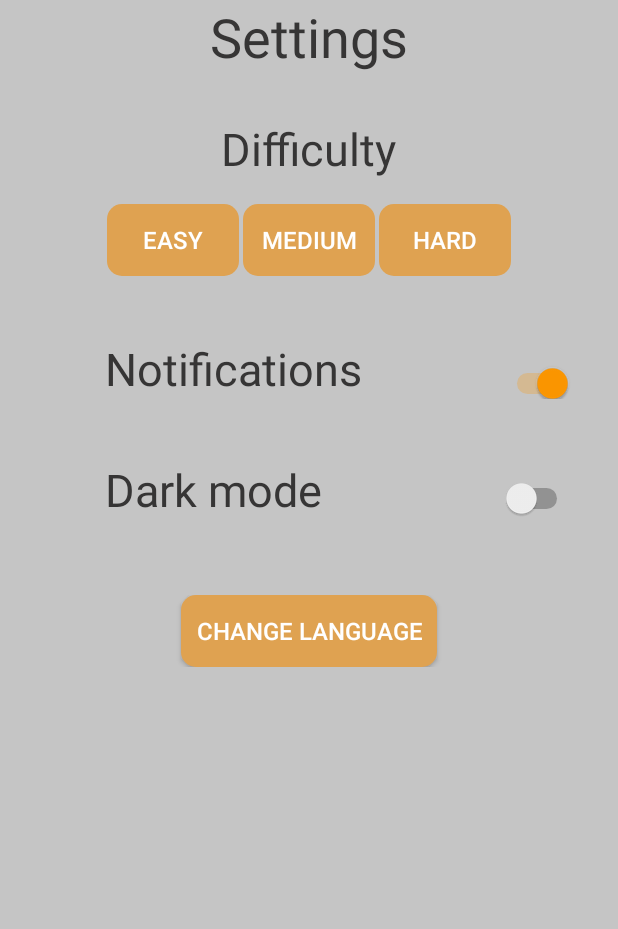
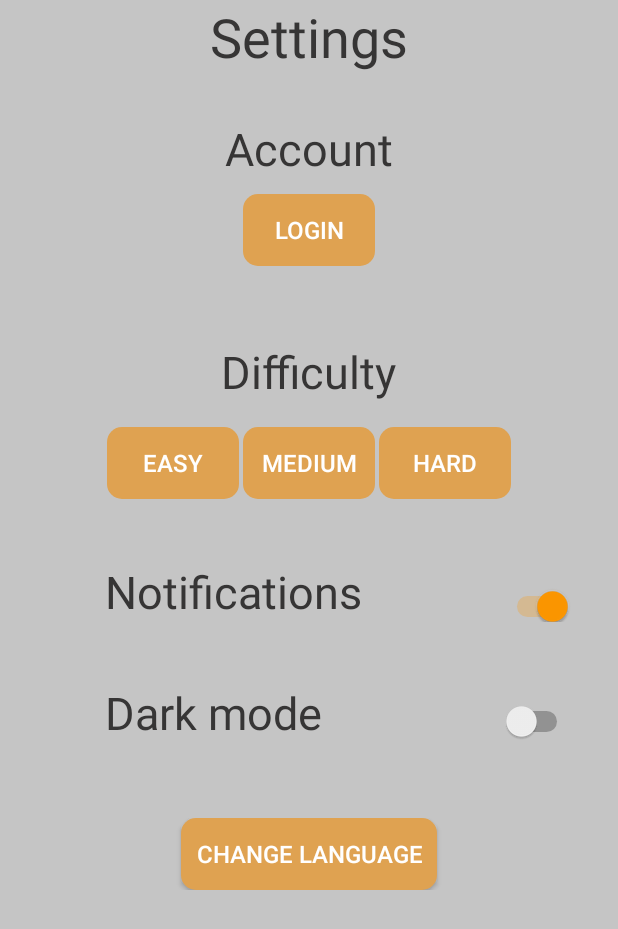
Before and after one commit to Stensel8/Half-a-Minute-IT-Madness-Android, an Android app: the screen it shows after launch (Settings), after a tap on "SETTINGS", on a phone screen of 412 x 824 dp. Shown: the top 929 px of the screen. Run offline under Robolectric (Android 15) with nearby library versions, the phone set to English and light mode, and no system bars.

Commit message:
session + login/signUp

```diff
--- a/app/src/main/java/com/assbinc/secondsGame/MainActivity.java
+++ b/app/src/main/java/com/assbinc/secondsGame/MainActivity.java
@@ -4,6 +4,7 @@ import androidx.appcompat.app.AppCompatActivity;
 
 import android.app.Activity;
 import android.app.AlertDialog;
+import android.content.Context;
 import android.content.Intent;
 import android.content.SharedPreferences;
 import android.content.res.Configuration;
@@ -19,7 +20,8 @@ public class MainActivity extends AppCompatActivity {
 
     SharedPref sharedPref;
     DatabaseHelper db;
-
+    SessionManager session;
+    String className;
     @Override
     protected void onCreate(Bundle savedInstanceState) {
 
@@ -27,12 +29,16 @@ public class MainActivity extends AppCompatActivity {
         sharedPref = new SharedPref(this);
         setTheme(sharedPref.loadNightMode()? R.style.darkTheme: R.style.lightTheme);
 
+        session = new SessionManager(this);
         super.onCreate(savedInstanceState);
         loadLocale();
         setContentView(R.layout.activity_main);
+        className = this.getClass().getName().replace("$",".").split("\\.")[3];
 
-        //we need to make the dialog show-up when the user is not connected yet
+        //dialog shows-up when the user is not connected yet
+        if (!session.checkLoggedIn()){
             showLoginDialog();
+        }
     }
 
     //shows the login dialog
@@ -59,8 +65,10 @@ public class MainActivity extends AppCompatActivity {
                     String pwd = etPassword.getText().toString().trim();
                     Boolean res = db.checkUser(username, pwd);
 
+//or
                     if(res){
                         Toast.makeText(MainActivity.this,getResources().getString(R.string.login_success), Toast.LENGTH_SHORT).show();
+                        session.createSession(username);
                         mDialog.dismiss();
                     }else{
                         Toast.makeText(MainActivity.this,getResources().getString(R.string.loginError), Toast.LENGTH_SHORT).show();
@@ -108,6 +116,7 @@ public class MainActivity extends AppCompatActivity {
                     String confirmPwd = etConfPassword.getText().toString().trim();
 
                     if(!(username.length() >= 15)){
+                        if (!db.checkMultipleUsername(username)){
                             if(pwd.equals(confirmPwd)){
                                 long val = db.addUser(username,pwd);
 
@@ -121,6 +130,10 @@ public class MainActivity extends AppCompatActivity {
                             }else{
                                 Toast.makeText(MainActivity.this,getResources().getString(R.string.same_pwd), Toast.LENGTH_LONG).show();
                             }
+                        }else {
+                            Toast.makeText(MainActivity.this,getResources().getString(R.string.username_exists), Toast.LENGTH_LONG).show();
+                        }
+
                     }else {
                         Toast.makeText(MainActivity.this, getResources().getString(R.string.username_too_long), Toast.LENGTH_LONG).show();
                     }
--- /dev/null
+++ b/app/src/main/java/com/assbinc/secondsGame/SessionManager.java
@@ -0,0 +1,44 @@
+package com.assbinc.secondsGame;
+
+import android.content.Context;
+import android.content.SharedPreferences;
+
+public class SessionManager {
+
+    SharedPreferences sessionPreferences;
+    public SharedPreferences.Editor editor;
+    public Context context;
+    int PRIVATE_MODE = 0;
+    private static final String PREF_NAME = "LOGIN";
+    private static final String IS_LOGGED = "isLogged";
+    private static final String USERNAME = "username";
+
+    public SessionManager(Context context) {
+        this.context = context;
+        sessionPreferences = context.getSharedPreferences(PREF_NAME, PRIVATE_MODE);
+        editor = sessionPreferences.edit();
+    }
+
+    public void createSession(String username){
+        editor.putBoolean(IS_LOGGED, true);
+        editor.putString(USERNAME, username);
+        editor.apply();
+    }
+
+    public boolean isLoggedIn(){
+        return sessionPreferences.getBoolean(IS_LOGGED, false);
+    }
+
+    public boolean checkLoggedIn(){
+        if(this.isLoggedIn())
+            return true;
+        else
+            return false;
+    }
+
+    public void loguut(){
+        editor.clear();
+        editor.commit();
+
+    }
+}
--- a/app/src/main/res/layout/settings.xml
+++ b/app/src/main/res/layout/settings.xml
@@ -34,10 +34,39 @@
             android:gravity="center_horizontal"
             android:orientation="vertical">
 
+            <LinearLayout
+                android:layout_width="match_parent"
+                android:layout_height="match_parent"
+                android:gravity="center"
+                android:orientation="vertical">
+
+                <TextView
+                    android:id="@+id/textView6"
+                    android:layout_width="wrap_content"
+                    android:layout_height="wrap_content"
+                    android:text="@string/account_title"
+                    android:textColor="?attr/textColor"
+                    android:textSize="30sp" />
+
+                <Button
+                    android:id="@+id/btnLoginSettings"
+                    style="@style/Widget.AppCompat.Button.Borderless"
+                    android:layout_width="wrap_content"
+                    android:layout_height="wrap_content"
+                    android:layout_margin="10dp"
+                    android:background="@drawable/rounded_btn"
+                    android:onClick="login"
+                    android:padding="10dp"
+                    android:text="@string/loginTitle"
+                    android:textColor="@color/buttonTextColor"
+                    android:textSize="16sp" />
+            </LinearLayout>
+
             <TextView
                 android:id="@+id/textView8"
                 android:layout_width="wrap_content"
                 android:layout_height="wrap_content"
+                android:layout_marginTop="40dp"
                 android:text="@string/difficultyTitle"
                 android:textColor="?attr/textColor"
                 android:textSize="30sp" />
--- a/app/src/main/res/values/strings.xml
+++ b/app/src/main/res/values/strings.xml
@@ -59,4 +59,7 @@
     <string name="sign_up_succes">Successfully signed-up!</string>
     <string name="sign_up_error">Sign-up error</string>
     <string name="username_too_long">this username is too long</string>
+    <string name="account_title">Account</string>
+    <string name="logout">Log out</string>
+    <string name="username_exists">This username is already in use</string>
 </resources>
```
Also changed, not shown: app/src/main/java/com/assbinc/secondsGame/DatabaseHelper.java (+20 -0 lines), app/src/main/java/com/assbinc/secondsGame/Settings.java (+129 -0 lines), 2 other files. Lines whose indentation alone changed are shown as unchanged.
